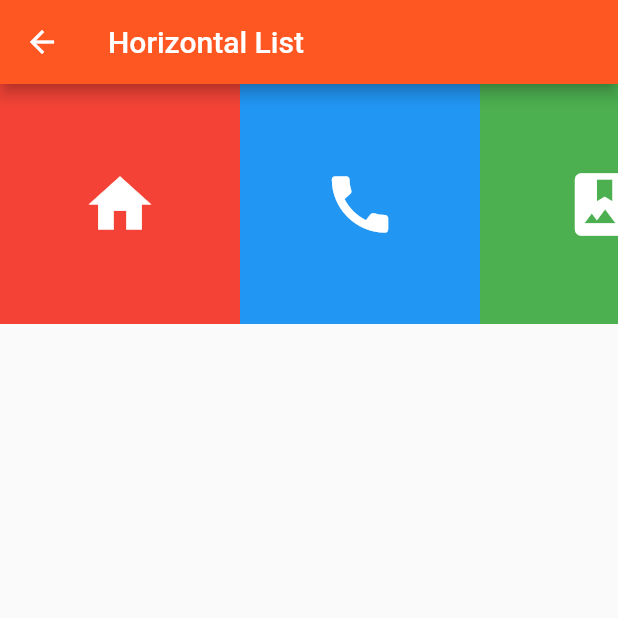
After one commit to imranpollob/flutter-cookbook, a Flutter app: the screen it shows after launch, after a tap on "Horizontal List", on a phone screen of 412 x 824 dp, the top half of it. The commit adds this screen. Run offline on Flutter 3.47's test engine with Material 2 defaults, Android fonts, the phone set to English and light mode, and no system bars.

Commit message:
horizontal list

```diff
--- /dev/null
+++ b/lib/HorizonytalList.dart
@@ -0,0 +1,75 @@
+import 'package:flutter/material.dart';
+
+class HorizontalList extends StatelessWidget {
+  @override
+  Widget build(BuildContext context) {
+    return Scaffold(
+      appBar: AppBar(
+        title: Text('Horizontal List'),
+      ),
+      body: Container(
+        height: 160.0,
+        child: ListView(
+          scrollDirection: Axis.horizontal,
+          children: <Widget>[
+            Container(
+              width: 160.0,
+              color: Colors.red,
+              child: Center(
+                child: Icon(
+                  Icons.home,
+                  size: 50,
+                  color: Colors.white,
+                ),
+              ),
+            ),
+            Container(
+              width: 160.0,
+              color: Colors.blue,
+              child: Center(
+                child: Icon(
+                  Icons.call,
+                  size: 50,
+                  color: Colors.white,
+                ),
+              ),
+            ),
+            Container(
+              width: 160.0,
+              color: Colors.green,
+              child: Center(
+                child: Icon(
+                  Icons.photo_album,
+                  size: 50,
+                  color: Colors.white,
+                ),
+              ),
+            ),
+            Container(
+              width: 160.0,
+              color: Colors.yellow,
+              child: Center(
+                child: Icon(
+                  Icons.access_alarm,
+                  size: 50,
+                  color: Colors.white,
+                ),
+              ),
+            ),
+            Container(
+              width: 160.0,
+              color: Colors.orange,
+              child: Center(
+                child: Icon(
+                  Icons.adb,
+                  size: 50,
+                  color: Colors.white,
+                ),
+              ),
+            ),
+          ],
+        ),
+      ),
+    );
+  }
+}
--- a/lib/main.dart
+++ b/lib/main.dart
@@ -1,4 +1,7 @@
+import 'package:cookbook/BasicList.dart';
+import 'package:cookbook/HorizonytalList.dart';
 import 'package:flutter/material.dart';
+import './Hello.dart';
 
 void main() => runApp(MaterialApp(
       title: 'Cookbook',
@@ -19,30 +22,36 @@ class MyApp extends StatelessWidget {
         children: <Widget>[
           ListTile(
             leading: Icon(Icons.star),
-            title: Text('Home'),
+            title: Text('Hello'),
             onTap: () {
               Navigator.push(
                 context,
                 MaterialPageRoute(builder: (context) => Hello()),
               );
             },
-          )
+          ),
+          ListTile(
+            leading: Icon(Icons.star),
+            title: Text('Basic List'),
+            onTap: () {
+              Navigator.push(
+                context,
+                MaterialPageRoute(builder: (context) => BasicList()),
+              );
+            },
+          ),
+          ListTile(
+            leading: Icon(Icons.star),
+            title: Text('Horizontal List'),
+            onTap: () {
+              Navigator.push(
+                context,
+                MaterialPageRoute(builder: (context) => HorizontalList()),
+              );
+            },
+          ),
         ],
       ),
     );
   }
 }
-
-class Hello extends StatelessWidget {
-  @override
-  Widget build(BuildContext context) {
-    return Scaffold(
-      appBar: AppBar(
-        title: Text('Hello'),
-      ),
-      body: Center(
-        child: Text('Hello'),
-      ),
-    );
-  }
-}
```
Also changed, not shown: lib/BasicList.dart (added, +28 -0 lines), lib/Hello.dart (added, +15 -0 lines).
